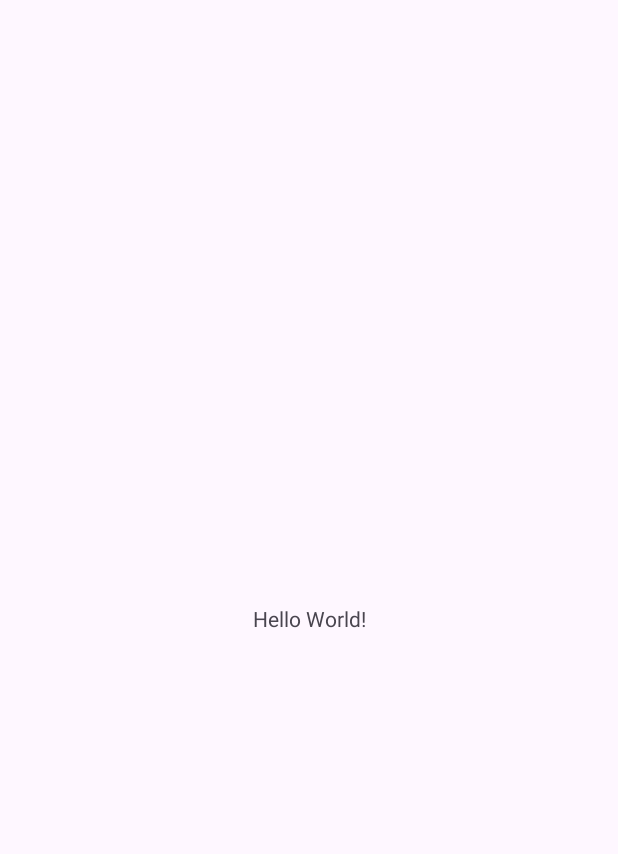
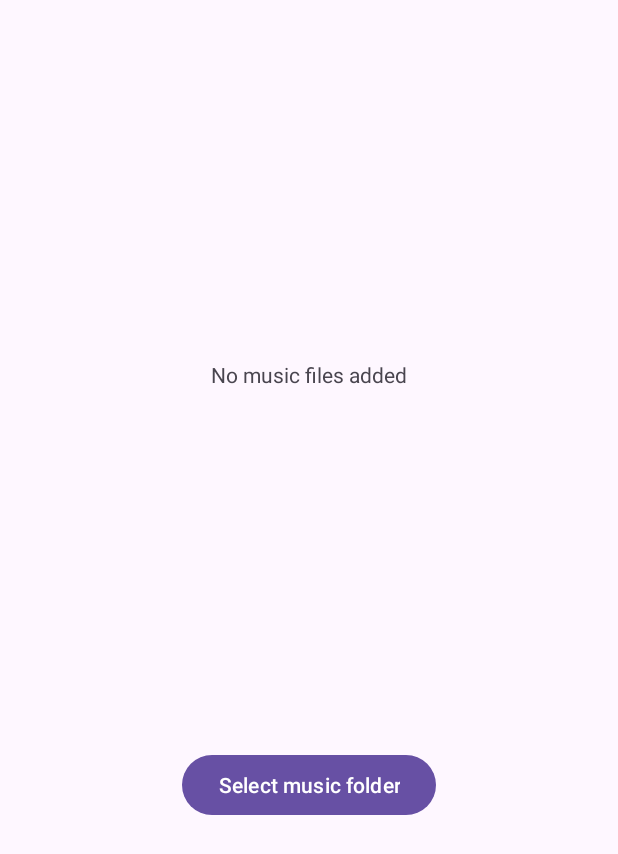
Before and after one commit to AnthonyThomahawk/CozyMusicPlayer, an Android app: the screen it shows after launch (MainActivity), on a phone screen of 412 x 824 dp. Before the commit the part shown is almost empty. Shown: the top 854 px of the screen. Run offline under Robolectric (Android 15) with nearby library versions, the phone set to English and light mode, and no system bars.

Commit message:
Added media scan functionality and folder picker Also Min SDK is now 21 (Android 5)

```diff
--- a/app/build.gradle.kts
+++ b/app/build.gradle.kts
@@ -9,7 +9,7 @@ android {
 
     defaultConfig {
         applicationId = "com.TonyTSoftware.cozymusicplayer"
-        minSdk = 19
+        minSdk = 21
         targetSdk = 33
         versionCode = 1
         versionName = "1.0"
--- a/app/src/main/res/layout/activity_main.xml
+++ b/app/src/main/res/layout/activity_main.xml
@@ -6,13 +6,33 @@
     android:layout_height="match_parent"
     tools:context=".MainActivity">
 
-    <TextView
+    <Button
+        android:id="@+id/selectfolderbtn"
         android:layout_width="wrap_content"
         android:layout_height="wrap_content"
-        android:text="Hello World!"
+        android:layout_marginTop="499dp"
+        android:layout_marginBottom="184dp"
+        android:text="Select music folder"
         app:layout_constraintBottom_toBottomOf="parent"
         app:layout_constraintEnd_toEndOf="parent"
         app:layout_constraintStart_toStartOf="parent"
-        app:layout_constraintTop_toTopOf="parent" />
+        app:layout_constraintTop_toTopOf="parent"
+        app:layout_constraintVertical_bias="0.0" />
 
+    <TextView
+        android:id="@+id/textView"
+        android:layout_width="345dp"
+        android:layout_height="242dp"
+        android:layout_marginTop="193dp"
+        android:layout_marginBottom="342dp"
+        android:scrollbarStyle="insideInset"
+        android:scrollHorizontally="true"
+        android:text="No music files added"
+        android:textAlignment="center"
+        app:layout_constraintBottom_toBottomOf="parent"
+        app:layout_constraintEnd_toEndOf="parent"
+        app:layout_constraintHorizontal_bias="0.496"
+        app:layout_constraintStart_toStartOf="parent"
+        app:layout_constraintTop_toTopOf="parent"
+        app:layout_constraintVertical_bias="1.0" />
 </androidx.constraintlayout.widget.ConstraintLayout>
```
Also changed, not shown: app/src/main/java/com/TonyTSoftware/cozymusicplayer/MainActivity.kt (+55 -1 lines).
